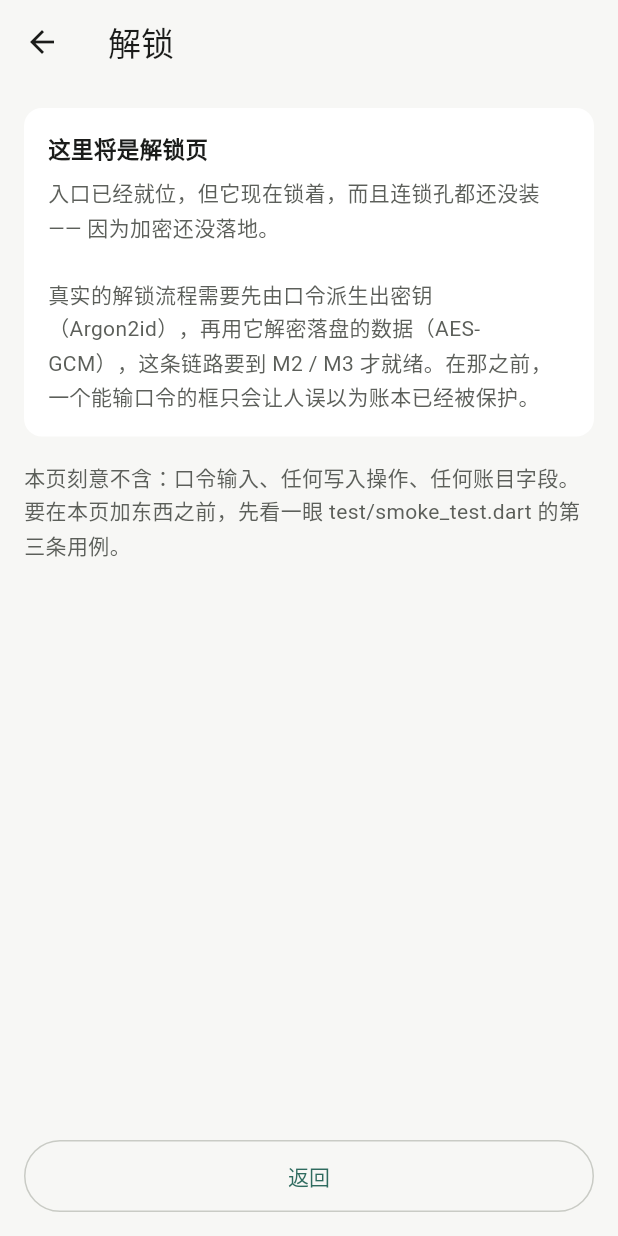
After one commit to xiaoHuoTongZhi/pf-wallet, a Flutter app: the screen it shows after launch, after a tap on "记一笔", on a phone screen of 412 x 824 dp. The commit adds this screen. Run offline on Flutter 3.47's test engine with Material 3 defaults, Android fonts, the phone set to English and light mode, and no system bars; our stand-ins replace yaml.

Commit message:
test(pf_mobile): M1 第一步 —— 反向断言升级为「入口存在但被锁住」
这是 M1 的第一件事，依据 docs/M0_CI_RUNBOOK.md §5.2。

前置条件：M0 已全绿（main = 5c67c9b，8 个作业 success）
  gate1 https://github.com/xiaoHuoTongZhi/pf-wallet/actions/runs/34959279767
  gate2 https://github.com/xiaoHuoTongZhi/pf-wallet/actions/runs/34959279921
  gate3 https://github.com/xiaoHuoTongZhi/pf-wallet/actions/runs/34959279784

【测试】apps/pf_mobile/test/smoke_test.dart 第 3 条
  'MVP 阶段不得出现任何「记账」入口'
  → '未解锁时不得出现任何可写入账目的界面'
判据由一个变三个：
  ① 「记一笔」入口存在且唯一 —— 否则后两条会被 if 包成空断言，
     那样「入口被藏起来」就能伪装成通过；
  ② 点击后 UnlockPage 出现、BuildStatusPage 消失 ——
     同时证明「上了锁」和「真的发生了跳转」；
  ③ 未解锁界面上不得出现 收入/支出/账单/余额/金额 —— M0 护栏的实质，原样保留。
不是删除护栏：红掉的护栏最常见的下场是被删掉，升级后覆盖面反而更大。

【外壳】新增 apps/pf_mobile/lib/unlock_page.dart；main.dart 底部加「记一笔」入口。
位置选底部而不是 AppBar / 列表项，四条理由：移动端记账的主操作位就在底部；
改动量最小（用 Scaffold 底部插槽，ListView / AppBar / 列表项一行未动）；
它天然是个占位入口，不暗示任何数据通路；M1 做真记账页时位置不用迁移。
UnlockPage 只有标题、说明文字、返回按钮：无口令输入、无写入操作、无账目字段。
它不含任何数据通路，因此不违反 M0 护栏的意图。

【门禁】.github/workflows/gate2-test.yml 第 3 个 --require 字面量同步改名。
这是刻意的摩擦：改名或删测试都必须同时改这里才能变绿，
于是拆护栏这件事无法隐蔽 —— 已在 workflow 里补 15 行注释说明。

本机验证：format 77 files (0 changed)、analyze 无告警、YAML 解析通过。
widget 测试本机跑不了（flutter_tester 起不来，见 docs/M0_ACCEPTANCE.md
第 6 节第 9 项），因此「3 条真的执行了」由 CI 关卡 2 第 9 步判定。

```diff
--- a/apps/pf_mobile/lib/main.dart
+++ b/apps/pf_mobile/lib/main.dart
@@ -1,8 +1,9 @@
 /// PF Wallet 移动端入口。
 ///
-/// ## M0 阶段这个文件刻意很空
+/// ## 这个文件刻意很空
 ///
-/// 现在的它只做三件事：建主题、显示构建信息、说明「功能还没上线」。
+/// 现在的它只做四件事：建主题、显示构建信息、说明「功能还没上线」，
+/// 以及提供一个**上锁的**记账入口（见文件末尾的 `bottomNavigationBar`）。
 /// 之所以先把它跑起来而不是留空目录，是因为「工程骨架能否构建」
 /// 本身就是一条需要在 CI 上被持续验证的事实 ——
 /// 等到 M3 才发现 Flutter 版本、analyze 规则或工作区依赖有问题，
@@ -11,11 +12,14 @@
 /// 明确不做的事（避免后来者以为漏了）：
 ///   - 不做任何初始化时序（解锁流程尚未设计定型，先写等于先写错）
 ///   - 不接任何平台插件
-///   - 不做路由骨架（页面结构要等数据层定下来再定）
+///   - 不做路由骨架。M1 起有且只有**一条**导航：
+///     「记一笔」→ 上锁的占位页。真正的页面结构要等数据层定下来再定，
+///     现在铺开就等于现在重新铺一次。
 library;
 
 import 'package:flutter/material.dart';
 import 'package:pf_core/pf_core.dart';
+import 'package:pf_mobile/unlock_page.dart';
 import 'package:pf_ui/pf_ui.dart';
 
 void main() {
@@ -98,6 +102,37 @@ class BuildStatusPage extends StatelessWidget {
           ),
         ],
       ),
+      // ---------------------------------------------------------------------
+      // 记账入口就放在底部，且**只有这一个**
+      // ---------------------------------------------------------------------
+      // 位置选底部而不是 AppBar 或列表项，四条理由：
+      //   ① 移动端记账的主操作就在底部（或右下悬浮），用户预期一致；
+      //   ② 改动量最小 —— 用 Scaffold 的底部插槽，现有 ListView 结构、
+      //      AppBar、列表项一行都不用动；
+      //   ③ 它天然是个「占位入口」：底部一条按钮不暗示任何数据通路，
+      //      而一个列表项或卡片式的入口会让人以为点进去能看到账目结构；
+      //   ④ M1 真正做记账页时这个位置不用迁移，换掉跳转目标即可。
+      //
+      // 它现在指向的 UnlockPage 是一个**不会解锁任何东西**的占位页 ——
+      // 这是刻意的，理由见 unlock_page.dart 的库注释。
+      // 这两条（入口存在 + 点进去没有账目字段）由 test/smoke_test.dart
+      // 的第三条用例守着；CI 关卡 2 的第 9 步会核对那条用例确实执行了。
+      bottomNavigationBar: SafeArea(
+        child: Padding(
+          padding: const EdgeInsets.all(PfSpacing.lg),
+          child: SizedBox(
+            height: PfSpacing.tapTarget,
+            width: double.infinity,
+            child: FilledButton(
+              onPressed:
+                  () => Navigator.of(context).push<void>(
+                    MaterialPageRoute<void>(builder: (BuildContext context) => const UnlockPage()),
+                  ),
+              child: const Text('记一笔'),
+            ),
+          ),
+        ),
+      ),
     );
   }
 }
--- /dev/null
+++ b/apps/pf_mobile/lib/unlock_page.dart
@@ -0,0 +1,104 @@
+/// 解锁页 —— **占位实现**，不含任何解密能力。
+///
+/// ## 这个页面上为什么一个输入框都没有
+///
+/// 它现在只做一件事：证明「记账入口存在，但它被锁在解锁流程之后」。
+///
+/// 真正的解锁页要等两样东西：Argon2id 密钥派生 + AES-GCM 解密（M2），
+/// 以及加密数据库本身（M3）。在那之前放一个密码框，制造的是
+/// **「看起来能保护数据」的假象** —— 用户会以为输进去的密码真的在保护账本，
+/// 而实际上没有任何东西被保护。这比没有解锁页更糟：
+/// 没有解锁页时用户知道功能还没做；有一个假解锁页时，
+/// 用户会放心地把真实账目录进去。
+///
+/// 所以本页刻意**只**有标题、说明文字和返回按钮，并且：
+///
+///   - 没有密码 / PIN / 生物识别输入控件
+///   - 没有任何写入操作（连「创建账本」都没有）
+///   - 不出现任何账目字段（金额、分类、账户、备注……）
+///
+/// 这三条由 `test/smoke_test.dart` 的第三条用例守着：它断言点击「记一笔」后
+/// 到达的是本页，且页面上不存在账目字段。也就是说，
+/// **这一页的「空」不是没做完，是被测试盯着的设计要求** ——
+/// 谁要往里加输入框，CI 会先红。
+library;
+
+import 'package:flutter/material.dart';
+import 'package:pf_ui/pf_ui.dart';
+
+/// 解锁流程的占位页：说明「此处将来是解锁页」，不提供任何解锁手段。
+class UnlockPage extends StatelessWidget {
+  const UnlockPage({super.key});
+
+  @override
+  Widget build(BuildContext context) {
+    final PfPalette palette = PfPalette.defaultsFor(
+      Theme.of(context).brightness == Brightness.dark ? PfBrightness.dark : PfBrightness.light,
+    );
+
+    return Scaffold(
+      appBar: AppBar(title: const Text('解锁')),
+      body: ListView(
+        padding: const EdgeInsets.all(PfSpacing.lg),
+        children: <Widget>[
+          DecoratedBox(
+            decoration: BoxDecoration(
+              color: palette.surface,
+              borderRadius: BorderRadius.circular(PfSpacing.cardRadius),
+            ),
+            child: Padding(
+              padding: const EdgeInsets.all(PfSpacing.lg),
+              child: Column(
+                crossAxisAlignment: CrossAxisAlignment.start,
+                children: <Widget>[
+                  Text(
+                    '这里将是解锁页',
+                    style: TextStyle(
+                      fontSize: 15,
+                      fontWeight: FontWeight.w600,
+                      color: palette.onSurface,
+                    ),
+                  ),
+                  const SizedBox(height: PfSpacing.sm),
+                  Text(
+                    '入口已经就位，但它现在锁着，而且连锁孔都还没装 —— '
+                    '因为加密还没落地。'
+                    '\n\n'
+                    '真实的解锁流程需要先由口令派生出密钥（Argon2id），'
+                    '再用它解密落盘的数据（AES-GCM），这条链路要到 M2 / M3 才就绪。'
+                    '在那之前，一个能输口令的框只会让人误以为账本已经被保护。',
+                    style: TextStyle(color: palette.onSurfaceVariant, height: 1.6),
+                  ),
+                ],
+              ),
+            ),
+          ),
+          const SizedBox(height: PfSpacing.lg),
+          Text(
+            '本页刻意不含：口令输入、任何写入操作、任何账目字段。'
+            '要在本页加东西之前，先看一眼 test/smoke_test.dart 的第三条用例。',
+            style: TextStyle(color: palette.onSurfaceVariant, height: 1.6),
+          ),
+        ],
+      ),
+      // 返回按钮放在底部，和「记一笔」入口同一个位置 ——
+      // AppBar 的返回箭头是 Navigator 白送的，这里再放一个显式按钮是因为：
+      // 底部单手可达，而用户是从底部按进来的，退回去也该在同一个位置。
+      bottomNavigationBar: SafeArea(
+        child: Padding(
+          padding: const EdgeInsets.all(PfSpacing.lg),
+          child: SizedBox(
+            height: PfSpacing.tapTarget,
+            width: double.infinity,
+            child: OutlinedButton(
+              // maybePop 而不是 pop：本页若被当作首个路由直接展示，
+              // pop 会抛错，maybePop 会静默地什么都不做。
+              onPressed: () => Navigator.of(context).maybePop(),
+              child: const Text('返回'),
+            ),
+          ),
+        ),
+      ),
+    );
+  }
+}
```
Also changed, not shown: 3 other files.
